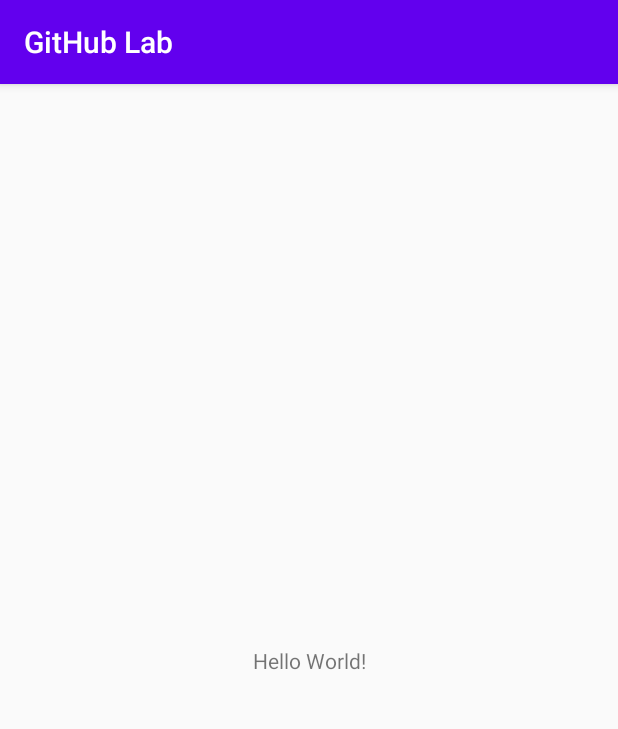
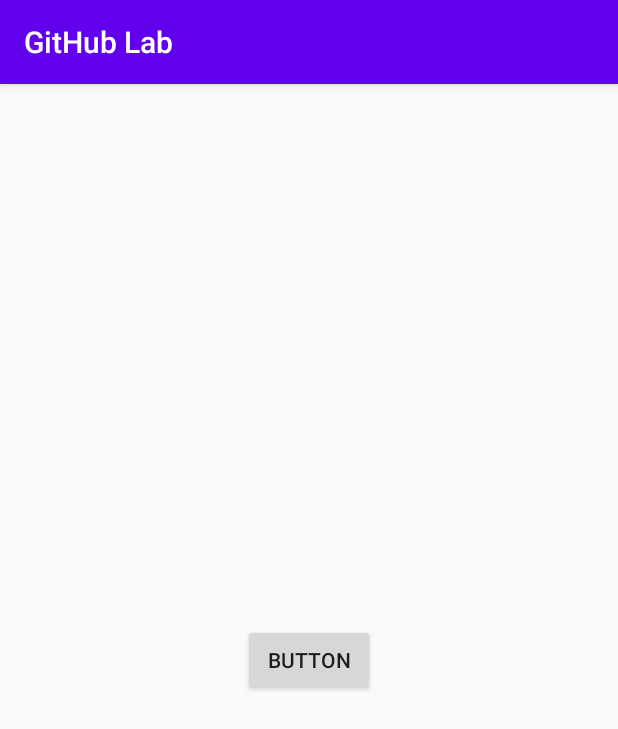
Before and after one commit to rgschmitz1/Android_CSQuizzer, an Android app: the screen it shows after launch (MainActivity), on a phone screen of 412 x 824 dp. Shown: the top 729 px of the screen. Run offline under Robolectric (Android 15) with nearby library versions, the light colour scheme and no system bars.

Commit message:
Updated launchPhucActivity.

```diff
--- a/app/src/main/res/layout/activity_main.xml
+++ b/app/src/main/res/layout/activity_main.xml
@@ -6,13 +6,14 @@
     android:layout_height="match_parent"
     tools:context=".MainActivity">
 
-    <TextView
+    <Button
+        android:id="@+id/button"
         android:layout_width="wrap_content"
         android:layout_height="wrap_content"
-        android:text="Hello World!"
+        android:onClick="launchPhucActivity"
+        android:text="Button"
         app:layout_constraintBottom_toBottomOf="parent"
-        app:layout_constraintLeft_toLeftOf="parent"
-        app:layout_constraintRight_toRightOf="parent"
+        app:layout_constraintEnd_toEndOf="parent"
+        app:layout_constraintStart_toStartOf="parent"
         app:layout_constraintTop_toTopOf="parent" />
-
 </androidx.constraintlayout.widget.ConstraintLayout>
```
Also changed, not shown: app/src/main/res/layout/activity_phuc.xml (+10 -0 lines).
